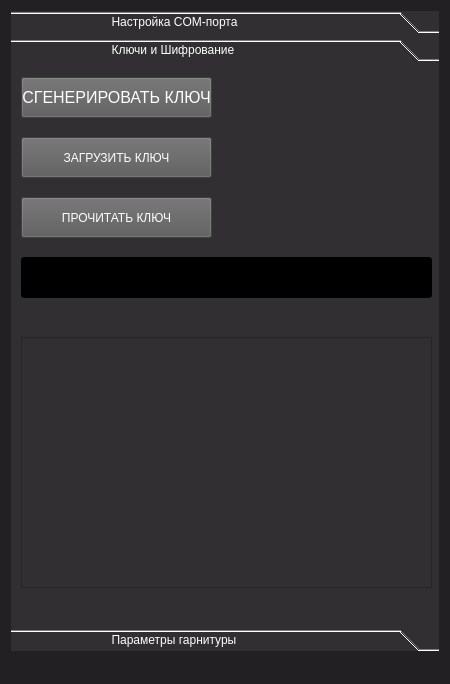
This is ApplicBeta/mainwindow.ui in SlavaZhuck/HandsFree_Qt as Qt 5 draws it before an edit. The edited form follows.
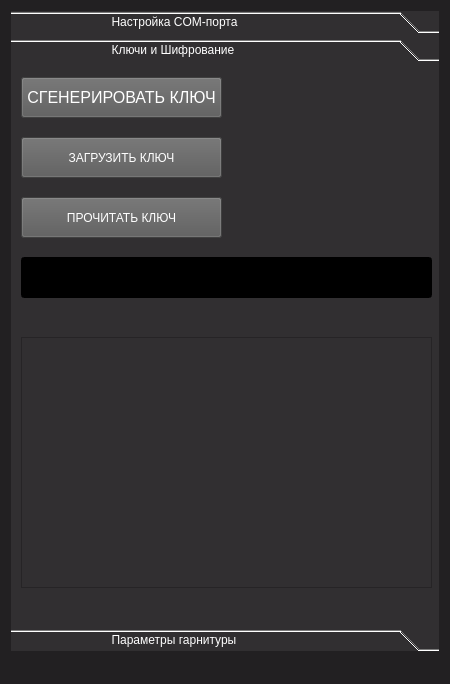
This is the edited form. The open tabs and pages were chosen to show the change.

Commit message: change size of buttons

```diff
--- a/ApplicBeta/mainwindow.ui
+++ b/ApplicBeta/mainwindow.ui
@@ -314,7 +314,7 @@
          <rect>
           <x>10</x>
           <y>10</y>
-          <width>191</width>
+          <width>201</width>
           <height>41</height>
          </rect>
         </property>
@@ -339,7 +339,7 @@
          <rect>
           <x>10</x>
           <y>70</y>
-          <width>191</width>
+          <width>201</width>
           <height>41</height>
          </rect>
         </property>
@@ -355,7 +355,7 @@
          <rect>
           <x>10</x>
           <y>130</y>
-          <width>191</width>
+          <width>201</width>
           <height>41</height>
          </rect>
         </property>
```
The commit also changes 4 other files.
